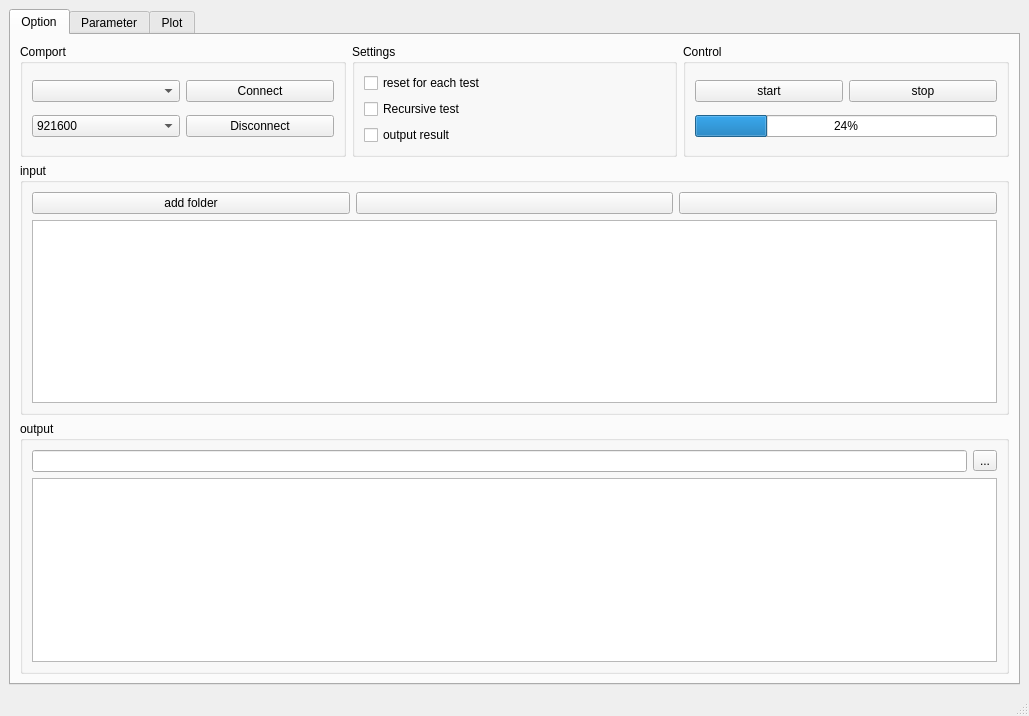
This is playback.ui in EdXian/pyqt5-filebrowser as Qt 5 draws it before an edit. The edited form follows.
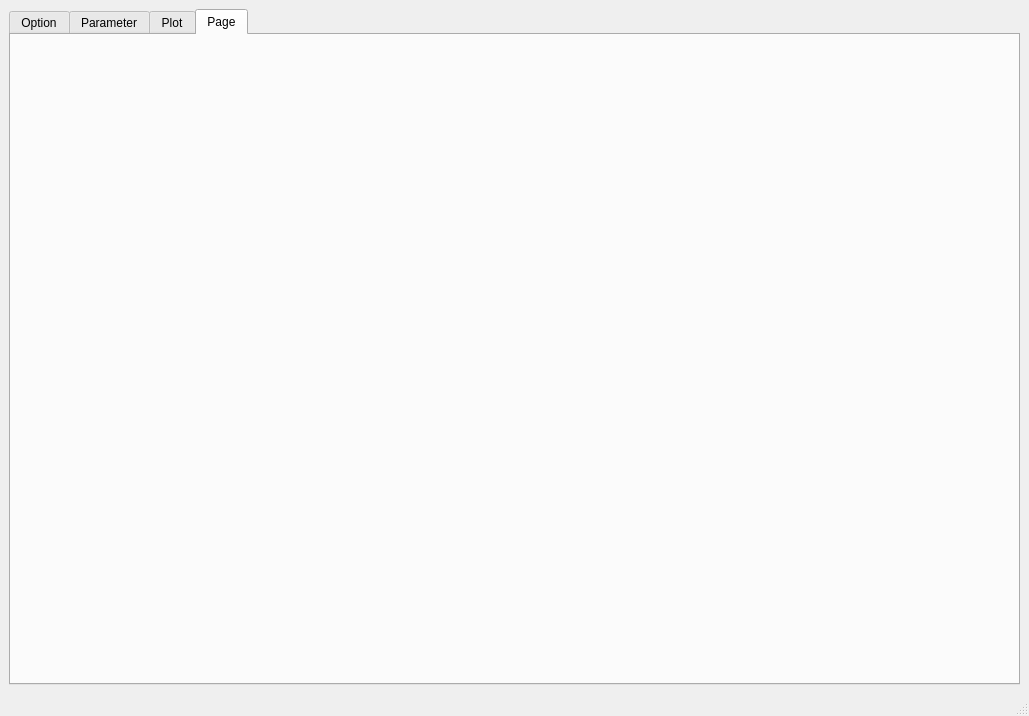
This is the edited form. The open tabs and pages were chosen to show the change. Icons and pictures are not drawn.

What changed in the file:
```diff
--- a/playback.ui
+++ b/playback.ui
@@ -305,6 +305,22 @@
         </item>
        </layout>
       </widget>
+      <widget class="QWidget" name="tab_4">
+       <attribute name="title">
+        <string>Page</string>
+       </attribute>
+       <widget class="QWidget" name="verticalLayoutWidget">
+        <property name="geometry">
+         <rect>
+          <x>140</x>
+          <y>120</y>
+          <width>671</width>
+          <height>331</height>
+         </rect>
+        </property>
+        <layout class="QVBoxLayout" name="custom_verticalLayout"/>
+       </widget>
+      </widget>
      </widget>
     </item>
    </layout>
```
Left out of the diff: 28 changed lines with no effect on the pictures.
